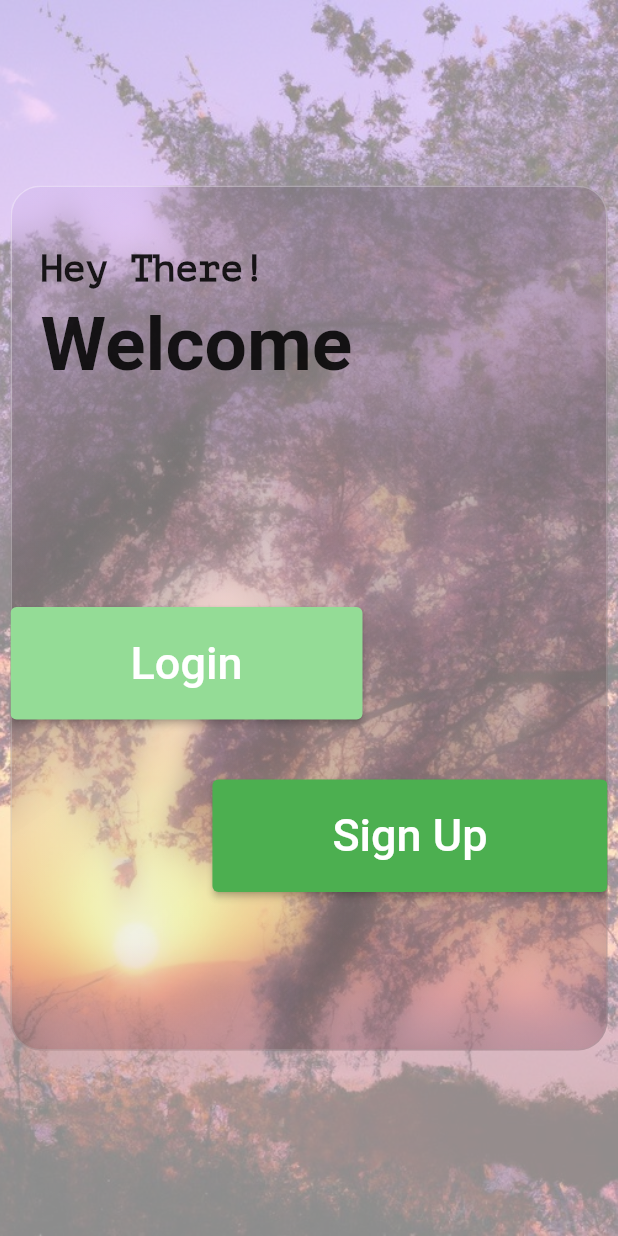
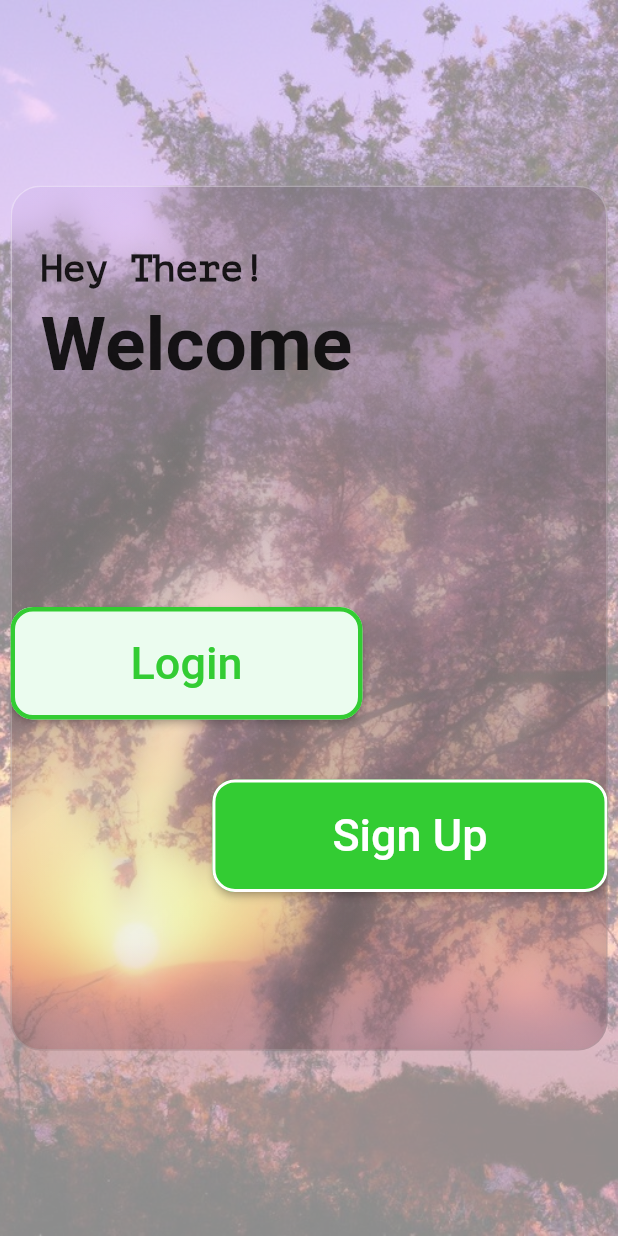
Before and after one commit to o-omki/depression-assessment-app, a Flutter app: the screen it shows after launch, on a phone screen of 412 x 824 dp. Run offline on Flutter 3.47's test engine with Material 2 defaults, Android fonts, the light colour scheme and no system bars; drawn by our look-alikes of glassmorphism; our stand-ins replace firebase_core; accounts and stored records are empty; generated files the repository leaves out were written again.

Commit message:
Add functionality to the Login & Signup button

```diff
--- a/lib/screens/login_signup_prompt.dart
+++ b/lib/screens/login_signup_prompt.dart
@@ -1,6 +1,9 @@
 import 'package:flutter/material.dart';
 import 'package:glassmorphism/glassmorphism.dart';
-import 'package:serenity_space/screens/dashboard.dart';
+
+import '../main.dart';
+import 'auth/login.dart';
+import 'auth/signup.dart';
 
 class PromptMenu extends StatelessWidget {
   const PromptMenu({super.key});
@@ -21,8 +24,8 @@ class PromptMenu extends StatelessWidget {
           child: Padding(
             padding: const EdgeInsets.symmetric(horizontal: 7),
             child: GlassmorphicContainer(
-              width: MediaQuery.of(context).size.width * 1,
-              height: MediaQuery.of(context).size.height * 0.7,
+              width: mq.width * 1,
+              height: mq.height * 0.7,
               borderRadius: 20,
               blur: 7,
               border: 1,
@@ -71,15 +74,25 @@ class PromptMenu extends StatelessWidget {
                   ),
                   ElevatedButton(
                     onPressed: () {
-                      Navigator.push(context,
-                          MaterialPageRoute(builder: (context) {
-                        return const Dashboard();
-                      }));
+                      Navigator.pushReplacement(
+                        context,
+                        MaterialPageRoute(
+                          builder: (context) => const Login(),
+                        ),
+                      );
                     },
                     style: ElevatedButton.styleFrom(
-                      backgroundColor: const Color.fromARGB(255, 148, 220, 150),
+                      foregroundColor: const Color(0XFF33CC33),
+                      backgroundColor: const Color.fromARGB(255, 235, 252, 239),
                       padding: const EdgeInsets.symmetric(
                           vertical: 20, horizontal: 80),
+                      side: const BorderSide(
+                        color: Color(0XFF33CC33),
+                        width: 3,
+                      ),
+                      shape: RoundedRectangleBorder(
+                        borderRadius: BorderRadius.circular(15.0),
+                      ),
                     ),
                     child: const Text(
                       "Login",
@@ -92,10 +105,25 @@ class PromptMenu extends StatelessWidget {
                   Align(
                     alignment: Alignment.topRight,
                     child: ElevatedButton(
-                      onPressed: () {},
+                      onPressed: () {
+                        Navigator.pushReplacement(
+                          context,
+                          MaterialPageRoute(
+                            builder: (context) => const SignUp(),
+                          ),
+                        );
+                      },
                       style: ElevatedButton.styleFrom(
+                        backgroundColor: const Color(0XFF33CC33),
                         padding: const EdgeInsets.symmetric(
                             vertical: 20, horizontal: 80),
+                        side: const BorderSide(
+                          color: Colors.white,
+                          width: 2,
+                        ),
+                        shape: RoundedRectangleBorder(
+                          borderRadius: BorderRadius.circular(15.0),
+                        ),
                       ),
                       child: const Text(
                         "Sign Up",
```
